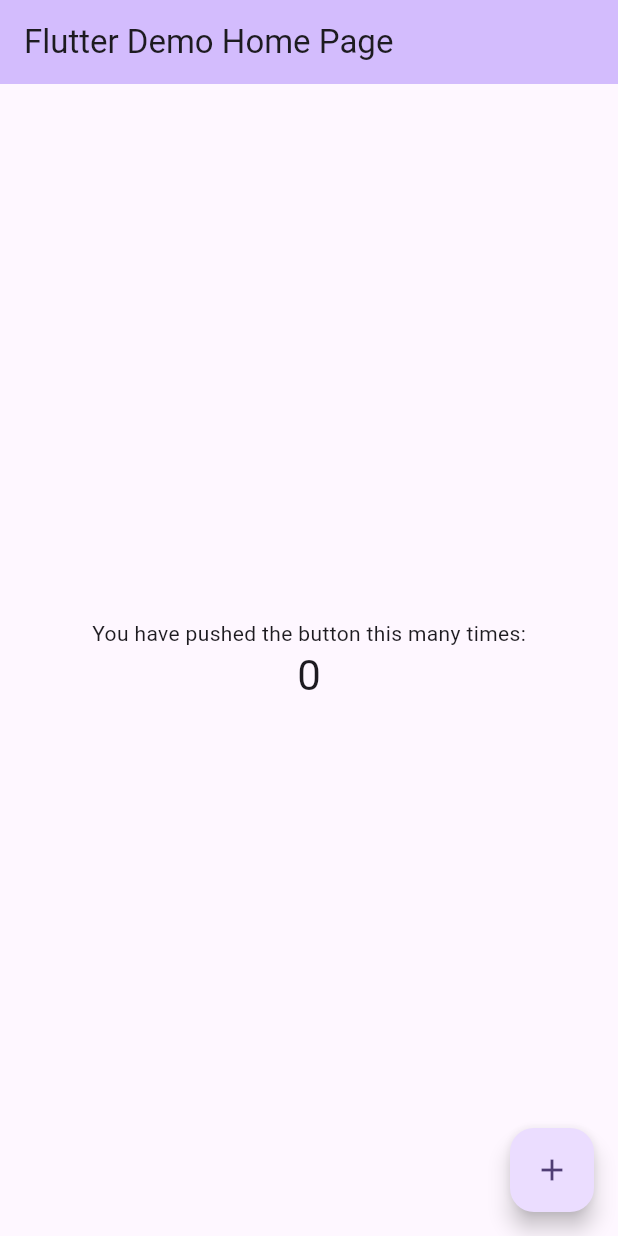
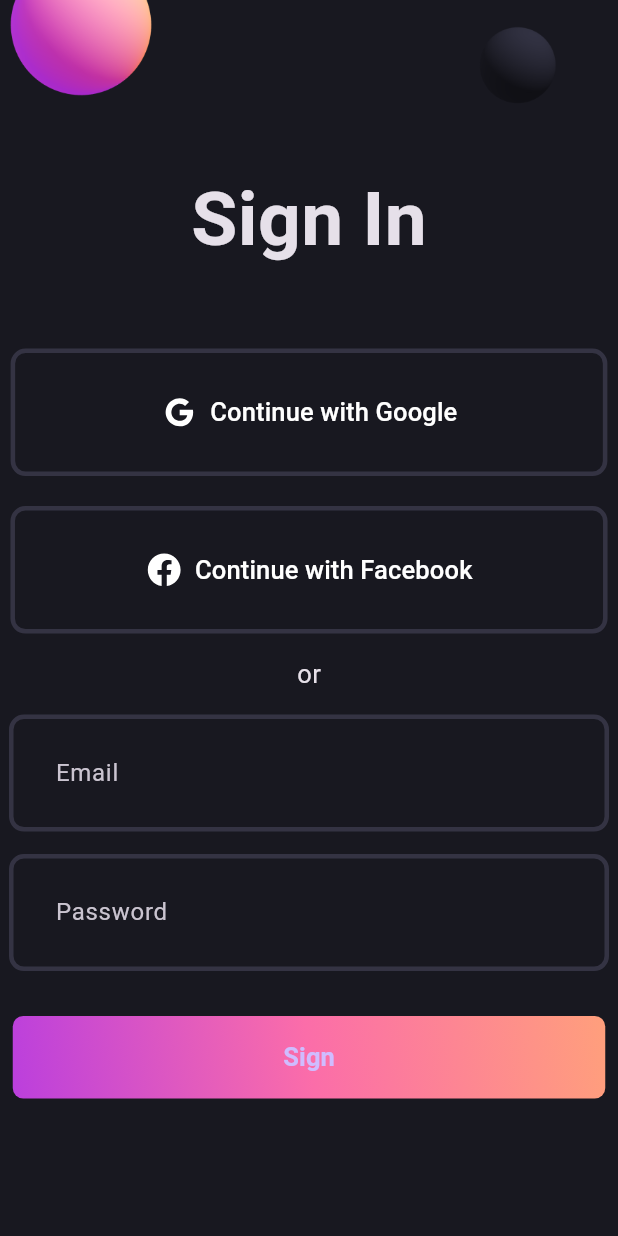
Before and after one commit to jmcfx/login_page, a Flutter app: the screen it shows after launch, on a phone screen of 412 x 824 dp. Run offline on Flutter 3.47's test engine with Material 3 defaults, Android fonts, the phone set to English and light mode, and no system bars; our stand-ins replace flutter_svg.

Commit message:
all style

```diff
--- a/lib/main.dart
+++ b/lib/main.dart
@@ -1,4 +1,7 @@
 import 'package:flutter/material.dart';
+import 'package:login_page/view/screen/login_screen.dart';
+import 'package:login_page/view/shared/palette.dart';
+
 
 void main() {
   runApp(const MyApp());
@@ -11,115 +14,12 @@ class MyApp extends StatelessWidget {
   @override
   Widget build(BuildContext context) {
     return MaterialApp(
-      title: 'Flutter Demo',
-      theme: ThemeData(
-        // This is the theme of your application.
-        //
-        // TRY THIS: Try running your application with "flutter run". You'll see
-        // the application has a purple toolbar. Then, without quitting the app,
-        // try changing the seedColor in the colorScheme below to Colors.green
-        // and then invoke "hot reload" (save your changes or press the "hot
-        // reload" button in a Flutter-supported IDE, or press "r" if you used
-        // the command line to start the app).
-        //
-        // Notice that the counter didn't reset back to zero; the application
-        // state is not lost during the reload. To reset the state, use hot
-        // restart instead.
-        //
-        // This works for code too, not just values: Most code changes can be
-        // tested with just a hot reload.
-        colorScheme: ColorScheme.fromSeed(seedColor: Colors.deepPurple),
-        useMaterial3: true,
+      title: 'Login Page',
+      theme: ThemeData.dark().copyWith(
+        scaffoldBackgroundColor: Palette.backgroundColor
       ),
-      home: const MyHomePage(title: 'Flutter Demo Home Page'),
+       debugShowCheckedModeBanner: false,
+      home: const LoginScreen(),
     );
   }
 }
-
-class MyHomePage extends StatefulWidget {
-  const MyHomePage({super.key, required this.title});
-
-  // This widget is the home page of your application. It is stateful, meaning
-  // that it has a State object (defined below) that contains fields that affect
-  // how it looks.
-
-  // This class is the configuration for the state. It holds the values (in this
-  // case the title) provided by the parent (in this case the App widget) and
-  // used by the build method of the State. Fields in a Widget subclass are
-  // always marked "final".
-
-  final String title;
-
-  @override
-  State<MyHomePage> createState() => _MyHomePageState();
-}
-
-class _MyHomePageState extends State<MyHomePage> {
-  int _counter = 0;
-
-  void _incrementCounter() {
-    setState(() {
-      // This call to setState tells the Flutter framework that something has
-      // changed in this State, which causes it to rerun the build method below
-      // so that the display can reflect the updated values. If we changed
-      // _counter without calling setState(), then the build method would not be
-      // called again, and so nothing would appear to happen.
-      _counter++;
-    });
-  }
-
-  @override
-  Widget build(BuildContext context) {
-    // This method is rerun every time setState is called, for instance as done
-    // by the _incrementCounter method above.
-    //
-    // The Flutter framework has been optimized to make rerunning build methods
-    // fast, so that you can just rebuild anything that needs updating rather
-    // than having to individually change instances of widgets.
-    return Scaffold(
-      appBar: AppBar(
-        // TRY THIS: Try changing the color here to a specific color (to
-        // Colors.amber, perhaps?) and trigger a hot reload to see the AppBar
-        // change color while the other colors stay the same.
-        backgroundColor: Theme.of(context).colorScheme.inversePrimary,
-        // Here we take the value from the MyHomePage object that was created by
-        // the App.build method, and use it to set our appbar title.
-        title: Text(widget.title),
-      ),
-      body: Center(
-        // Center is a layout widget. It takes a single child and positions it
-        // in the middle of the parent.
-        child: Column(
-          // Column is also a layout widget. It takes a list of children and
-          // arranges them vertically. By default, it sizes itself to fit its
-          // children horizontally, and tries to be as tall as its parent.
-          //
-          // Column has various properties to control how it sizes itself and
-          // how it positions its children. Here we use mainAxisAlignment to
-          // center the children vertically; the main axis here is the vertical
-          // axis because Columns are vertical (the cross axis would be
-          // horizontal).
-          //
-          // TRY THIS: Invoke "debug painting" (choose the "Toggle Debug Paint"
-          // action in the IDE, or press "p" in the console), to see the
-          // wireframe for each widget.
-          mainAxisAlignment: MainAxisAlignment.center,
-          children: <Widget>[
-            const Text(
-              'You have pushed the button this many times:',
-            ),
-            Text(
-              '$_counter',
-              style: Theme.of(context).textTheme.headlineMedium,
-            ),
-          ],
-        ),
-      ),
-      floatingActionButton: FloatingActionButton(
-        onPressed: _incrementCounter,
-        tooltip: 'Increment',
-        child: const Icon(Icons.add),
-      ), // This trailing comma makes auto-formatting nicer for build methods.
-    );
-  }
-}
--- /dev/null
+++ b/lib/view/screen/login_screen.dart
@@ -0,0 +1,57 @@
+import 'package:flutter/material.dart';
+import 'package:login_page/view/shared/widgets/gradient_button.dart';
+import 'package:login_page/view/shared/widgets/login_field.dart';
+import 'package:login_page/view/shared/widgets/social_button.dart';
+
+class LoginScreen extends StatelessWidget {
+  const LoginScreen({super.key});
+
+  @override
+  Widget build(BuildContext context) {
+    return Scaffold(
+      body: SingleChildScrollView(
+        scrollDirection: Axis.vertical,
+        child: Center(
+          child: Column(
+            children: [
+              Image.asset('assets/images/sign_balls.png'),
+              const Text(
+                'Sign In',
+                style: TextStyle(
+                  fontWeight: FontWeight.bold,
+                  fontSize: 50,
+                ),
+              ),
+              const SizedBox(height: 50),
+              const SocialButton(
+                iconPath: 'assets/svg/g_logo.svg',
+                label: 'Continue with Google',
+              ),
+              const SizedBox(
+                height: 20,
+              ),
+              const SocialButton(
+                iconPath: 'assets/svg/f_logo.svg',
+                label: 'Continue with Facebook',
+                horizontalPadding: 90,
+              ),
+              const SizedBox(
+                height: 15,
+              ),
+              const Text('or', style: TextStyle(fontSize: 17)),
+             const  SizedBox(height: 15),
+             const  LoginField(
+              hintText: 'Email ',
+             ),
+             const SizedBox(height: 15),
+             const LoginField(hintText: 'Password'),
+             const SizedBox(height: 30),
+             const GradientButton(),
+             const SizedBox(height: 30),
+            ],
+          ),
+        ),
+      ),
+    );
+  }
+}
--- /dev/null
+++ b/lib/view/shared/palette.dart
@@ -0,0 +1,10 @@
+import 'package:flutter/material.dart';
+
+class Palette {
+  static const Color backgroundColor = Color.fromRGBO(24, 24, 32, 1);
+  static const Color gradient1 = Color.fromRGBO(187, 63, 221, 1);
+  static const Color gradient2 = Color.fromRGBO(251, 109, 169, 1);
+  static const Color gradient3 = Color.fromRGBO(255, 159, 124, 1);
+  static const Color borderColor = Color.fromRGBO(52, 51, 67, 1);
+  static const Color whiteColor = Colors.white;
+}
--- /dev/null
+++ b/lib/view/shared/widgets/gradient_button.dart
@@ -0,0 +1,31 @@
+import 'package:flutter/material.dart';
+import 'package:login_page/view/shared/palette.dart';
+
+class GradientButton extends StatelessWidget {
+  const GradientButton({super.key});
+
+  @override
+  Widget build(BuildContext context) {
+    return Container(
+      decoration: BoxDecoration(
+          gradient: const LinearGradient(
+            colors: [Palette.gradient1, Palette.gradient2, Palette.gradient3],
+            begin: Alignment.bottomLeft,
+            end: Alignment.topRight,
+          ),
+          borderRadius: BorderRadius.circular(7)),
+      child: ElevatedButton(
+        onPressed: () {},
+        style: ElevatedButton.styleFrom(
+          fixedSize: const Size(395, 55),
+          backgroundColor: Colors.transparent,
+          shadowColor: Colors.transparent,
+        ),
+        child: const Text(
+          'Sign',
+          style: TextStyle(fontWeight: FontWeight.w600, fontSize: 17),
+        ),
+      ),
+    );
+  }
+}
--- /dev/null
+++ b/lib/view/shared/widgets/login_field.dart
@@ -0,0 +1,31 @@
+import 'package:flutter/material.dart';
+import 'package:login_page/view/shared/palette.dart';
+
+class LoginField extends StatelessWidget {
+  const LoginField({super.key, required this.hintText});
+  final String hintText;
+
+  @override
+  Widget build(BuildContext context) {
+    return ConstrainedBox(
+      constraints: const BoxConstraints(maxWidth: 400),
+      child: TextFormField(
+        decoration: InputDecoration(
+          contentPadding: const EdgeInsets.all(27),
+          enabledBorder: OutlineInputBorder(
+            borderSide: const BorderSide(color: Palette.borderColor, width: 3),
+            borderRadius: BorderRadius.circular(10),
+          ),
+          focusedBorder: OutlineInputBorder(
+            borderSide: const BorderSide(
+              color: Palette.gradient2,
+              width: 3,
+            ),
+            borderRadius: BorderRadius.circular(10),
+          ),
+          hintText: hintText,
+        ),
+      ),
+    );
+  }
+}
--- /dev/null
+++ b/lib/view/shared/widgets/social_button.dart
@@ -0,0 +1,43 @@
+import 'package:flutter/material.dart';
+import 'package:flutter_svg/svg.dart';
+import 'package:login_page/view/shared/palette.dart';
+
+class SocialButton extends StatelessWidget {
+  const SocialButton({
+    super.key,
+    required this.iconPath,
+    required this.label,
+    this.horizontalPadding = 100,
+  });
+  final String iconPath, label;
+  final double horizontalPadding;
+
+  @override
+  Widget build(BuildContext context) {
+    return TextButton.icon(
+      onPressed: () {},
+      icon: SvgPicture.asset(
+        iconPath,
+        width: 25,
+        colorFilter:
+            const ColorFilter.mode(Palette.whiteColor, BlendMode.srcIn),
+      ),
+      label: Text(
+        label,
+        style: const TextStyle(color: Palette.whiteColor, fontSize: 17),
+      ),
+      // TextButton Style.....
+      style: TextButton.styleFrom(
+        padding:
+            EdgeInsets.symmetric(vertical: 30, horizontal: horizontalPadding),
+        shape: RoundedRectangleBorder(
+          side: const BorderSide(
+            color: Palette.borderColor,
+            width: 3,
+          ),
+          borderRadius: BorderRadius.circular(10),
+        ),
+      ),
+    );
+  }
+}
```
Also changed, not shown: pubspec.yaml (+4 -3 lines), assets/images/sign_balls.png (added), assets/svg/f_logo.svg (added), assets/svg/g_logo.svg (added), pubspec.lock.
